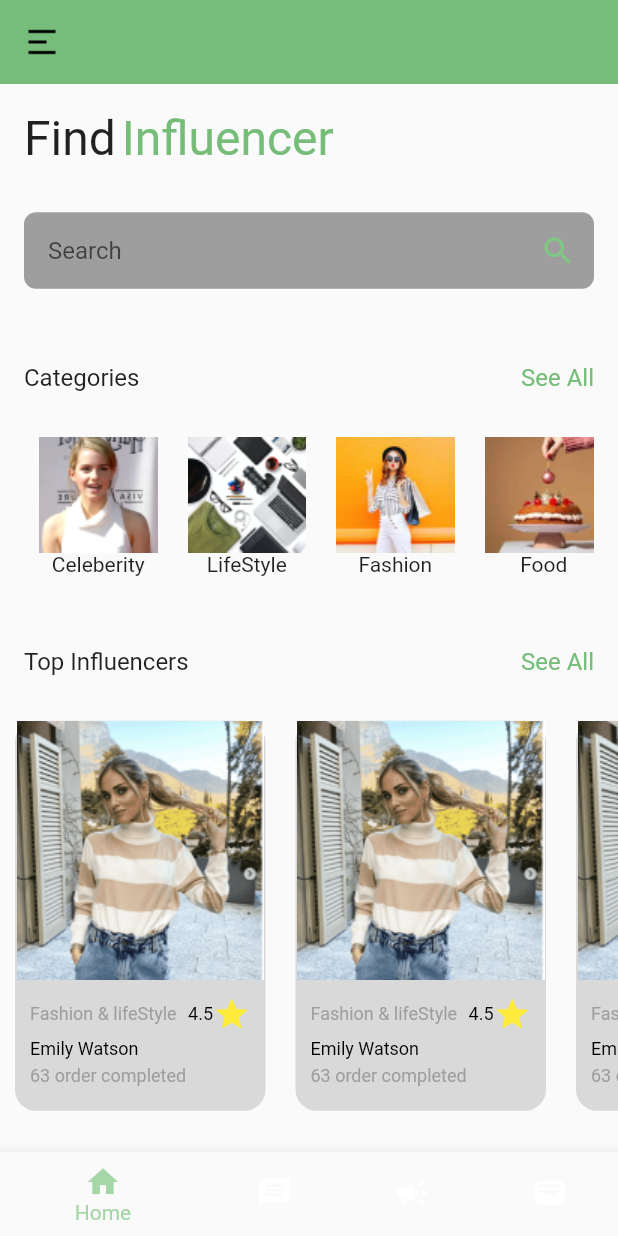
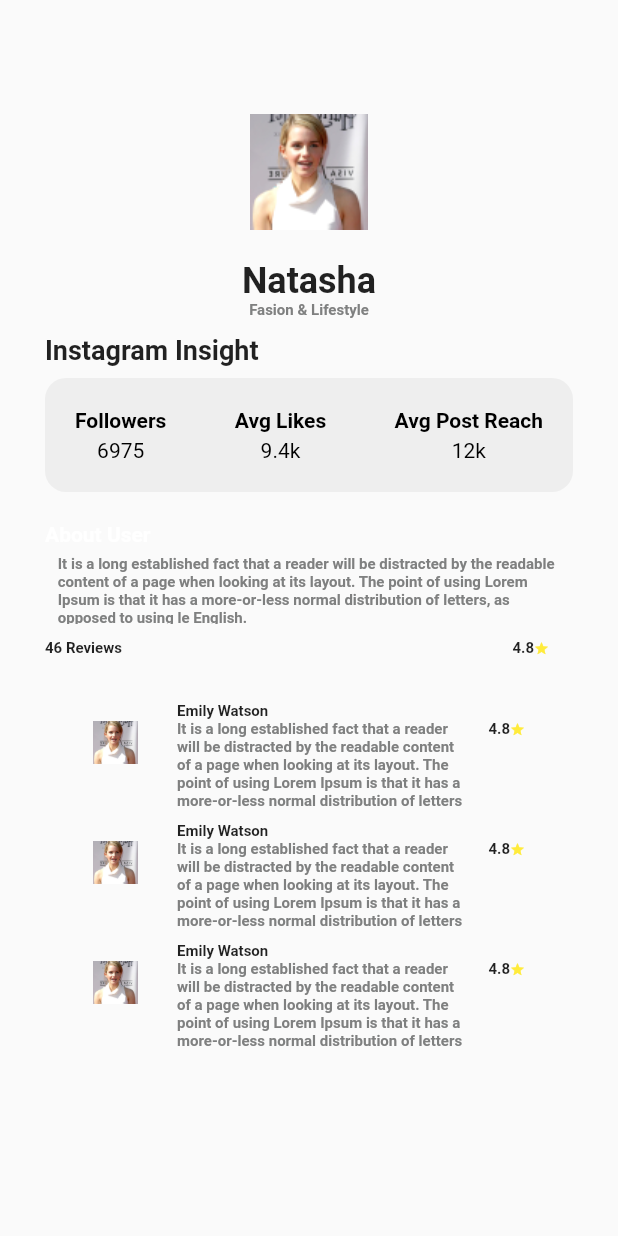
Before and after one commit to arslan053/influencers, a Flutter app: the screen it shows after launch, on a phone screen of 412 x 824 dp. Run offline on Flutter 3.47's test engine with Material 2 defaults, Android fonts, the phone set to English and light mode, and no system bars; our stand-ins replace firebase_core, get, google_fonts; accounts and stored records are empty; Roboto replaces fonts that are missing (Ubuntu).

Commit message:
profile Screen Added

```diff
--- a/lib/main.dart
+++ b/lib/main.dart
@@ -2,6 +2,7 @@ import 'package:flutter/material.dart';
 import 'package:get/get_navigation/src/root/get_material_app.dart';
 import 'package:influencer/src/constants/colors.dart';
 import 'package:influencer/src/features/BotttonNavigation/bottomNavigation.dart';
+import 'package:influencer/src/features/Profile/ProfileScreen.dart';
 
 
 void main() {
@@ -36,7 +37,7 @@ class MyApp extends StatelessWidget {
           secondaryHeaderColor: Colors.black),
       darkTheme: ThemeData(brightness: Brightness.dark),
       themeMode: ThemeMode.system,
-      home:  MyHomePage(),
+      home:  ViewProfile(),
     );
   }
 }
--- /dev/null
+++ b/lib/src/Utils/ProfileCard.dart
@@ -0,0 +1,104 @@
+import 'package:flutter/material.dart';
+
+class ProfileCard extends StatelessWidget {
+  const ProfileCard({Key? key}) : super(key: key);
+
+  @override
+  Widget build(BuildContext context) {
+    return Container(
+
+                padding: const EdgeInsets.all(20),
+                decoration: BoxDecoration(
+                  color: Colors.grey.shade200,
+                  borderRadius: BorderRadius.circular(14)
+                  ),
+                child: const Center(
+                    child: Row(
+                      mainAxisAlignment: MainAxisAlignment.spaceBetween,
+                      crossAxisAlignment: CrossAxisAlignment.center,
+                      children: [
+                        Column(
+                          children: [
+                            Text(
+    'Followers',
+    style: TextStyle(
+      color: Colors.black,
+      fontSize: 14,
+      fontFamily: 'Ubuntu',
+      fontWeight: FontWeight.w700,
+      height: 0,
+    ),
+  ),
+  SizedBox(height: 4,),
+  Text(
+    '6975',
+    style: TextStyle(
+      color: Colors.black,
+      fontSize: 14,
+      fontFamily: 'Ubuntu',
+      fontWeight: FontWeight.w400,
+      height: 0,
+    ),
+  )
+
+                          ],
+                        ),
+                        Column(
+                          children: [
+                            Text(
+    'Avg Likes',
+    style: TextStyle(
+      color: Colors.black,
+      fontSize: 14,
+      fontFamily: 'Ubuntu',
+      fontWeight: FontWeight.w700,
+      height: 0,
+    ),
+  ),
+  SizedBox(height: 4,),
+  Text(
+    '9.4k',
+    style: TextStyle(
+      color: Colors.black,
+      fontSize: 14,
+      fontFamily: 'Ubuntu',
+      fontWeight: FontWeight.w400,
+      height: 0,
+    ),
+  )
+
+                          ],
+                        ),
+                        Column(
+                          children: [
+                            Text(
+    'Avg Post Reach',
+    style: TextStyle(
+      color: Colors.black,
+      fontSize: 14,
+      fontFamily: 'Ubuntu',
+      fontWeight: FontWeight.w700,
+      height: 0,
+    ),
+  ),
+  SizedBox(height: 4,),
+  Text(
+    '12k',
+    style: TextStyle(
+      color: Colors.black,
+      fontSize: 14,
+      fontFamily: 'Ubuntu',
+      fontWeight: FontWeight.w400,
+      height: 0,
+    ),
+  )
+
+                          ],
+                        ),
+                      ],
+                    ),
+                ),
+                )
+            ;
+  }
+}
--- a/lib/src/features/BotttonNavigation/bottomNavigation.dart
+++ b/lib/src/features/BotttonNavigation/bottomNavigation.dart
@@ -35,14 +35,14 @@ class _MyHomePageState extends State<MyHomePage> {
         fixedColor: Colors.green.shade200,
         currentIndex: _currentIndex,
         onTap: _onTabTapped,
-        items: [
+        items: const [
           BottomNavigationBarItem(
             icon: Icon(Icons.home),
             label: 'Home',
           ),
           BottomNavigationBarItem(
             icon: Icon(Icons.message),
-            label: 'Search',
+            label: 'Messages',
           ),
           BottomNavigationBarItem(
             icon: Icon(Icons.campaign),
--- a/lib/src/features/Dashboard/DashboardScreen.dart
+++ b/lib/src/features/Dashboard/DashboardScreen.dart
@@ -17,10 +17,43 @@ class _DashboardScreenState extends State<DashboardScreen> {
   @override
   Widget build(BuildContext context) {
     return Scaffold(
+      drawerEnableOpenDragGesture: false,
+      drawer: Drawer(
+      child: ListView(
+        children: <Widget>[
+          DrawerHeader(
+            decoration: BoxDecoration(
+              color: Colors.blue,
+            ),
+            child: Text(
+              'Drawer Header',
+              style: TextStyle(
+                color: Colors.white,
+                fontSize: 24,
+              ),
+            ),
+          ),
+          ListTile(
+            leading: Icon(Icons.home),
+            title: Text('Home'),
+            onTap: () {
+              // Add your navigation logic here
+            },
+          ),
+          ListTile(
+            leading: Icon(Icons.settings),
+            title: Text('Settings'),
+            onTap: () {
+              // Add your navigation logic here
+            },
+          ),
+        ],
+      ),
+    ),
       appBar: AppBar(
         elevation: 0,
         leading: InkWell(
-        onTap: (() {MyDrawer();}),
+        onTap: () => Scaffold.of(context).openDrawer(),
         child: Image.asset('assets/images/menu.png')),),
       body: Column(
         mainAxisAlignment: MainAxisAlignment.center,
@@ -98,41 +131,3 @@ class _DashboardScreenState extends State<DashboardScreen> {
     );
   }
 }
-
-class MyDrawer extends StatelessWidget {
-  @override
-  Widget build(BuildContext context) {
-    return Drawer(
-      child: ListView(
-        children: <Widget>[
-          DrawerHeader(
-            decoration: BoxDecoration(
-              color: Colors.blue,
-            ),
-            child: Text(
-              'Drawer Header',
-              style: TextStyle(
-                color: Colors.white,
-                fontSize: 24,
-              ),
-            ),
-          ),
-          ListTile(
-            leading: Icon(Icons.home),
-            title: Text('Home'),
-            onTap: () {
-              // Add your navigation logic here
-            },
-          ),
-          ListTile(
-            leading: Icon(Icons.settings),
-            title: Text('Settings'),
-            onTap: () {
-              // Add your navigation logic here
-            },
-          ),
-        ],
-      ),
-    );
-  }
-}
--- /dev/null
+++ b/lib/src/features/Profile/ProfileScreen.dart
@@ -0,0 +1,173 @@
+import 'package:flutter/material.dart';
+import 'package:google_fonts/google_fonts.dart';
+import 'package:influencer/src/Utils/ProfileCard.dart';
+
+
+class ViewProfile extends StatelessWidget {
+  const ViewProfile({Key? key}) : super(key: key);
+
+  @override
+  Widget build(BuildContext context) {
+    return Scaffold(
+      body: Center(
+        child: Padding(
+          padding: const EdgeInsets.symmetric(horizontal:30.0),
+          child: Column(
+            mainAxisAlignment: MainAxisAlignment.center,
+            crossAxisAlignment: CrossAxisAlignment.center,
+            children: [
+              Container(
+                decoration: BoxDecoration(borderRadius: BorderRadius.circular(50)),
+                child: Image.asset('assets/images/celebrity.png',fit: BoxFit.cover,)),
+                const SizedBox(height: 20,),
+              Column(
+                children: [
+                   Text(
+    'Natasha',
+    style: TextStyle(
+      fontSize: 24,
+      fontFamily: 'Ubuntu',
+      fontWeight: FontWeight.w700,
+      height: 0,
+    ),
+  ),
+  Text(
+    'Fasion & Lifestyle',
+    style: TextStyle(
+      color: Color(0xFF7F8080),
+      fontSize: 10,
+      fontFamily: 'Ubuntu',
+      fontWeight: FontWeight.w700,
+      height: 0,
+    ),
+  ),
+                ],
+              ),
+              SizedBox(height: 10,),
+              Align(
+                alignment: Alignment.bottomLeft,
+                child: Text('Instagram Insight',style: TextStyle(fontFamily: GoogleFonts.ubuntu.toString(),fontSize: 18, fontWeight: FontWeight.w600),)),
+                const SizedBox(height: 8,),
+                const ProfileCard(),
+                const SizedBox(height: 20,),
+                const Align(
+                  alignment: Alignment.bottomLeft,
+                  child: Text(
+                    'About User',
+                    style: TextStyle(
+                      color: Colors.white,
+                      fontSize: 14,
+                      fontFamily: 'Ubuntu',
+                      fontWeight: FontWeight.w700,
+                      height: 0,
+                    ),
+                  ),
+                ),
+                const SizedBox(height: 6,),
+                const SizedBox(
+                width: 335,
+                height: 46,
+                child: Text(
+                  'It is a long established fact that a reader will be distracted by the readable content of a page when looking at its layout. The point of using Lorem Ipsum is that it has a more-or-less normal distribution of letters, as opposed to using le English.',
+                  style: TextStyle(
+                    color: Color(0xFF7F8080),
+                    fontSize: 10,
+                    fontFamily: 'Ubuntu',
+                    fontWeight: FontWeight.w700,
+                    height: 0,
+                  ),
+                ),
+                ),
+              const SizedBox(height: 10,),
+              const Row(
+                mainAxisAlignment: MainAxisAlignment.spaceBetween,
+                children: [
+                  Text(
+                    '46 Reviews',
+                    style: TextStyle(
+                      // color: Colors.black,
+                      fontSize: 10,
+                      fontFamily: 'Ubuntu',
+                      fontWeight: FontWeight.w700,
+                      height: 0,
+                    ),
+                  ),
+                  Padding(
+                    padding: EdgeInsets.symmetric(horizontal: 16.0),
+                    child: Row(
+                      mainAxisAlignment: MainAxisAlignment.spaceBetween,
+                      children: [
+                        Text(
+                          '4.8',
+                          style: TextStyle(
+                            // color: Colors.white,
+                            fontSize: 10,
+                            fontFamily: 'Ubuntu',
+                            fontWeight: FontWeight.w700,
+                            height: 0,
+                          ),
+                        ),
+                        Icon(Icons.star,color: Colors.yellow,size: 10,),
+                      ],
+                    ),
+                  ),
+                ],
+              ),
+              SizedBox(height: 10,),
+              Container(
+                height: 300,
+                padding: EdgeInsets.all(16.0),
+                child: ListView.builder(
+                  itemCount: 3,
+                  itemBuilder: (BuildContext context , index){
+                    return ListTile(
+                      leading: Container(
+                        height: 30,
+                        width: 30,
+                        child: Image.asset('assets/images/celebrity.png')),
+                      title: Text(
+                        'Emily Watson',
+                        style: TextStyle(
+                          fontSize: 10,
+                          fontFamily: 'Ubuntu',
+                          fontWeight: FontWeight.w700,
+                          height: 0,
+                        ),
+                      ),
+                      subtitle: Text(
+                        'It is a long established fact that a reader will be distracted by the readable content of a page when looking at its layout. The point of using Lorem Ipsum is that it has a more-or-less normal distribution of letters',
+                        style: TextStyle(
+                          color: Color(0xFF7F8080),
+                          fontSize: 10,
+                          fontFamily: 'Ubuntu',
+                          fontWeight: FontWeight.w700,
+                          height: 0,
+                        ),
+                      ),
+                      trailing: Row(
+                        mainAxisSize: MainAxisSize.min,
+                      mainAxisAlignment: MainAxisAlignment.spaceBetween,
+                      children: [
+                        Text(
+                          '4.8',
+                          style: TextStyle(
+                            // color: Colors.white,
+                            fontSize: 10,
+                            fontFamily: 'Ubuntu',
+                            fontWeight: FontWeight.w700,
+                            height: 0,
+                          ),
+                        ),
+                        Icon(Icons.star,color: Colors.yellow,size: 10,),
+                      ],
+                    ),
+                    );
+                }),
+              )
+              ],
+          ),
+        ),
+      ),
+    );
+  }
+}
```
